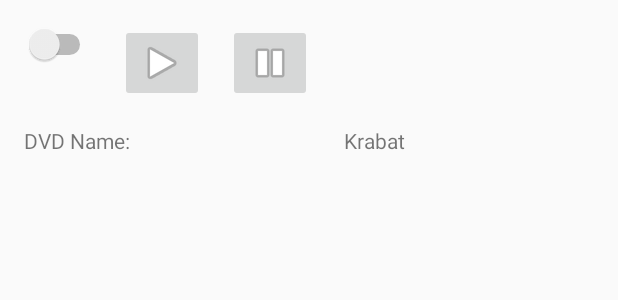
After one commit to beatmachine/UIST, an Android app: the layout activity_device_bluray_player.xml on its own in the app's theme, with its tools: preview values and no code run, on a phone screen of 412 x 824 dp. The commit adds this screen. Shown: the top 300 px of the screen. Run offline under Robolectric (Android 15) with nearby library versions, the light colour scheme and no system bars.

Commit message:
Did a Change

```diff
--- a/UISTInterface/app/src/main/AndroidManifest.xml
+++ b/UISTInterface/app/src/main/AndroidManifest.xml
@@ -44,9 +44,10 @@
         <activity
             android:name=".DeviceACActivity"
             android:screenOrientation="landscape" />
-        <activity android:name=".DeviceHifiActivity"
+        <activity
+            android:name=".DeviceHifiActivity"
             android:screenOrientation="landscape" />
-
+        <activity android:name=".DeviceBlurayPlayerActivity"></activity>
     </application>
 
 </manifest>
--- /dev/null
+++ b/UISTInterface/app/src/main/res/layout/activity_device_bluray_player.xml
@@ -0,0 +1,59 @@
+<?xml version="1.0" encoding="utf-8"?>
+<android.support.constraint.ConstraintLayout xmlns:android="http://schemas.android.com/apk/res/android"
+    xmlns:app="http://schemas.android.com/apk/res-auto"
+    xmlns:tools="http://schemas.android.com/tools"
+    android:layout_width="match_parent"
+    android:layout_height="match_parent"
+    tools:context="de.uulm.uist.uistinterface.DeviceBlurayPlayerActivity">
+
+    <Switch
+        android:id="@+id/bluray_player_switch"
+        android:layout_width="wrap_content"
+        android:layout_height="wrap_content"
+        android:layout_marginLeft="16dp"
+        android:layout_marginTop="16dp"
+        app:layout_constraintLeft_toLeftOf="parent"
+        app:layout_constraintTop_toTopOf="parent" />
+
+    <ImageButton
+        android:id="@+id/bluray_player_play"
+        android:layout_width="wrap_content"
+        android:layout_height="wrap_content"
+        app:srcCompat="@android:drawable/ic_media_play"
+        app:layout_constraintLeft_toRightOf="@+id/bluray_player_switch"
+        android:layout_marginLeft="16dp"
+        app:layout_constraintTop_toTopOf="parent"
+        android:layout_marginTop="16dp" />
+
+    <ImageButton
+        android:id="@+id/bluray_player_stop"
+        android:layout_width="wrap_content"
+        android:layout_height="wrap_content"
+        android:layout_marginLeft="16dp"
+        android:layout_marginTop="16dp"
+        app:layout_constraintLeft_toRightOf="@+id/bluray_player_play"
+        app:layout_constraintTop_toTopOf="parent"
+        app:srcCompat="@android:drawable/ic_media_pause" />
+
+    <TextView
+        android:id="@+id/bluray_player_textView_DVDNAME"
+        android:layout_width="wrap_content"
+        android:layout_height="wrap_content"
+        android:text="@string/bluray_dvdname"
+        android:layout_marginLeft="16dp"
+        app:layout_constraintLeft_toLeftOf="parent"
+        android:layout_marginTop="16dp"
+        app:layout_constraintTop_toBottomOf="@+id/bluray_player_play" />
+
+    <TextView
+        android:id="@+id/bluray_player_textView_KRABAT"
+        android:layout_width="wrap_content"
+        android:layout_height="wrap_content"
+        android:layout_marginLeft="16dp"
+        android:layout_marginRight="16dp"
+        android:text="@string/dvd_example"
+        app:layout_constraintBaseline_toBaselineOf="@+id/bluray_player_textView_DVDNAME"
+        app:layout_constraintLeft_toRightOf="@+id/bluray_player_textView_DVDNAME"
+        app:layout_constraintRight_toRightOf="parent" />
+
+</android.support.constraint.ConstraintLayout>
--- a/UISTInterface/app/src/main/res/values/strings.xml
+++ b/UISTInterface/app/src/main/res/values/strings.xml
@@ -2,4 +2,6 @@
     <string name="app_name">Smart Home</string>
     <string name="loudness">0</string>
     <string name="song">0</string>
+    <string name="bluray_dvdname">DVD Name:</string>
+    <string name="dvd_example">Krabat</string>
 </resources>
```
Also changed, not shown: UISTInterface/app/src/main/java/de/uulm/uist/uistinterface/DeviceBlurayPlayerActivity.java (added, +126 -0 lines), UISTInterface/app/src/main/java/de/uulm/uist/uistinterface/RoomActivity.java (+45 -8 lines).
